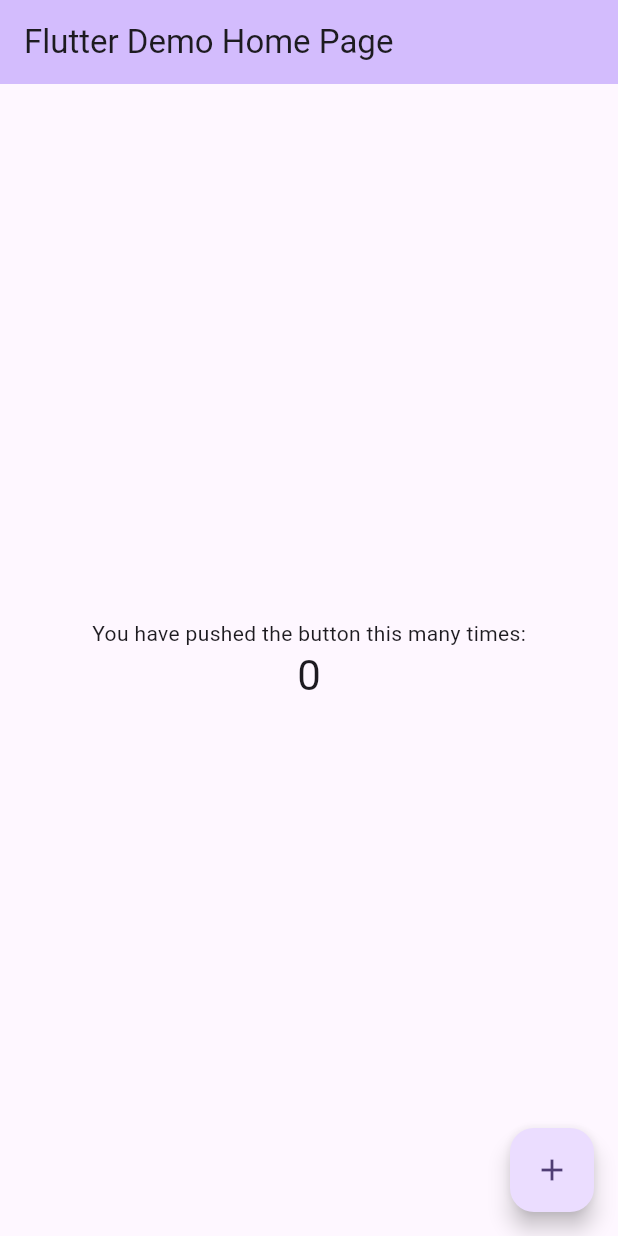
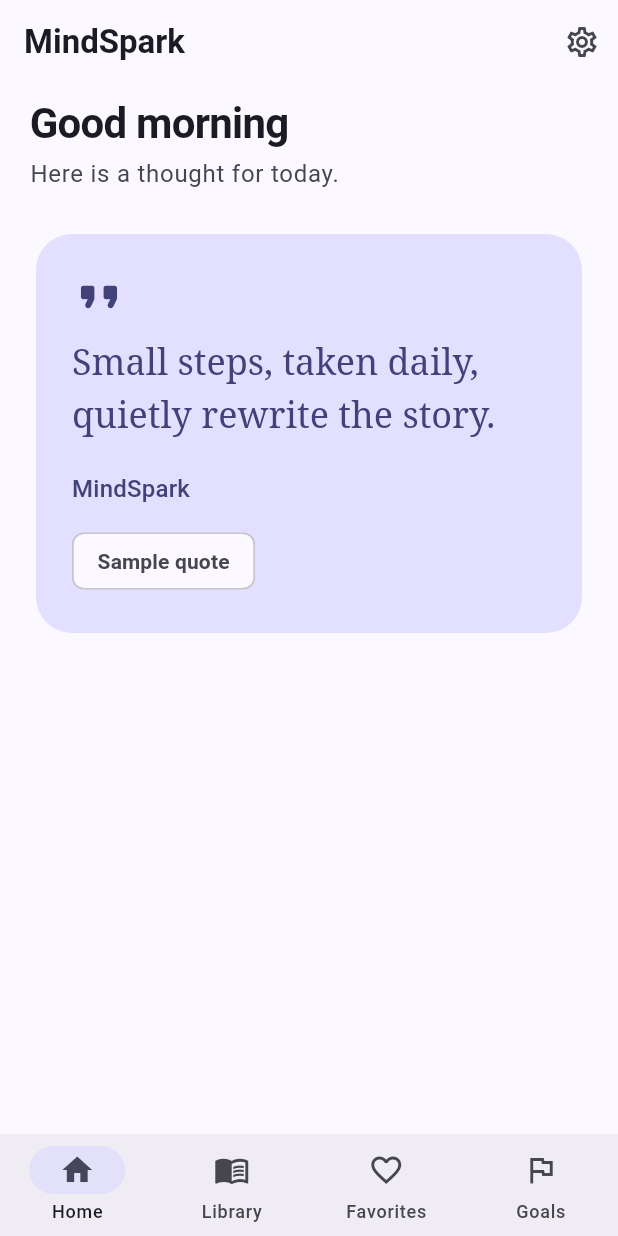
Before and after one commit to Karthikkk07/MindSpark, a Flutter app: the screen it shows after launch, on a phone screen of 412 x 824 dp. Run offline on Flutter 3.47's test engine with Material 3 defaults, Android fonts, the phone set to English and light mode, and no system bars; our stand-ins replace flutter_riverpod, go_router.

Commit message:
feat: add Material 3 theme, Riverpod and bottom navigation shell

```diff
--- /dev/null
+++ b/lib/app.dart
@@ -0,0 +1,25 @@
+import 'package:flutter/material.dart';
+import 'package:flutter_riverpod/flutter_riverpod.dart';
+
+import 'core/router/app_router.dart';
+import 'core/theme/app_theme.dart';
+import 'core/theme/theme_controller.dart';
+
+class MindSparkApp extends ConsumerWidget {
+  const MindSparkApp({super.key});
+
+  @override
+  Widget build(BuildContext context, WidgetRef ref) {
+    final themeMode = ref.watch(themeModeProvider);
+    final router = ref.watch(routerProvider);
+
+    return MaterialApp.router(
+      title: 'MindSpark',
+      debugShowCheckedModeBanner: false,
+      theme: AppTheme.light(),
+      darkTheme: AppTheme.dark(),
+      themeMode: themeMode,
+      routerConfig: router,
+    );
+  }
+}
--- /dev/null
+++ b/lib/core/router/app_routes.dart
@@ -0,0 +1,10 @@
+/// Route paths used across the app.
+class AppRoutes {
+  AppRoutes._();
+
+  static const home = '/home';
+  static const library = '/library';
+  static const favorites = '/favorites';
+  static const goals = '/goals';
+  static const settings = '/settings';
+}
--- /dev/null
+++ b/lib/core/shell/main_shell.dart
@@ -0,0 +1,45 @@
+import 'package:flutter/material.dart';
+import 'package:go_router/go_router.dart';
+
+/// Scaffold with the bottom navigation bar shared by the four main tabs.
+class MainShell extends StatelessWidget {
+  const MainShell({super.key, required this.navigationShell});
+
+  final StatefulNavigationShell navigationShell;
+
+  @override
+  Widget build(BuildContext context) {
+    return Scaffold(
+      body: navigationShell,
+      bottomNavigationBar: NavigationBar(
+        selectedIndex: navigationShell.currentIndex,
+        onDestinationSelected: (index) => navigationShell.goBranch(
+          index,
+          initialLocation: index == navigationShell.currentIndex,
+        ),
+        destinations: const [
+          NavigationDestination(
+            icon: Icon(Icons.home_outlined),
+            selectedIcon: Icon(Icons.home),
+            label: 'Home',
+          ),
+          NavigationDestination(
+            icon: Icon(Icons.menu_book_outlined),
+            selectedIcon: Icon(Icons.menu_book),
+            label: 'Library',
+          ),
+          NavigationDestination(
+            icon: Icon(Icons.favorite_border),
+            selectedIcon: Icon(Icons.favorite),
+            label: 'Favorites',
+          ),
+          NavigationDestination(
+            icon: Icon(Icons.flag_outlined),
+            selectedIcon: Icon(Icons.flag),
+            label: 'Goals',
+          ),
+        ],
+      ),
+    );
+  }
+}
--- /dev/null
+++ b/lib/core/theme/app_theme.dart
@@ -0,0 +1,62 @@
+import 'package:flutter/material.dart';
+
+/// Central place for MindSpark's look and feel.
+class AppTheme {
+  AppTheme._();
+
+  /// Change this one colour to re-theme the whole app.
+  static const Color seedColor = Color(0xFF4F46E5);
+
+  /// Generic family name; resolved by the device. Replaced by a bundled font later.
+  static const String quoteFontFamily = 'serif';
+
+  static ThemeData light() => _build(Brightness.light);
+  static ThemeData dark() => _build(Brightness.dark);
+
+  static ThemeData _build(Brightness brightness) {
+    final scheme = ColorScheme.fromSeed(
+      seedColor: seedColor,
+      brightness: brightness,
+    );
+    final base = ThemeData(useMaterial3: true, colorScheme: scheme);
+    final t = base.textTheme;
+
+    return base.copyWith(
+      scaffoldBackgroundColor: scheme.surface,
+      textTheme: t.copyWith(
+        headlineMedium: t.headlineMedium?.copyWith(
+          fontWeight: FontWeight.w700,
+          letterSpacing: -0.5,
+        ),
+        headlineSmall: t.headlineSmall?.copyWith(fontWeight: FontWeight.w600),
+        titleLarge: t.titleLarge?.copyWith(fontWeight: FontWeight.w600),
+        bodyLarge: t.bodyLarge?.copyWith(height: 1.5),
+        bodyMedium: t.bodyMedium?.copyWith(height: 1.45),
+        labelLarge: t.labelLarge?.copyWith(fontWeight: FontWeight.w600),
+      ),
+      navigationBarTheme: NavigationBarThemeData(
+        height: 68,
+        labelBehavior: NavigationDestinationLabelBehavior.alwaysShow,
+        indicatorColor: scheme.secondaryContainer,
+      ),
+      filledButtonTheme: FilledButtonThemeData(
+        style: FilledButton.styleFrom(
+          minimumSize: const Size(64, 48),
+          shape: RoundedRectangleBorder(
+            borderRadius: BorderRadius.circular(14),
+          ),
+        ),
+      ),
+    );
+  }
+
+  /// Text style used for quote text everywhere in the app.
+  static TextStyle quoteStyle(BuildContext context) {
+    final base = Theme.of(context).textTheme.headlineSmall ?? const TextStyle();
+    return base.copyWith(
+      fontFamily: quoteFontFamily,
+      fontWeight: FontWeight.w500,
+      height: 1.45,
+    );
+  }
+}
--- /dev/null
+++ b/lib/core/theme/theme_controller.dart
@@ -0,0 +1,13 @@
+import 'package:flutter/material.dart';
+import 'package:flutter_riverpod/flutter_riverpod.dart';
+
+/// Holds the user's chosen theme mode (system, light or dark).
+class ThemeModeController extends Notifier<ThemeMode> {
+  @override
+  ThemeMode build() => ThemeMode.system;
+
+  void setMode(ThemeMode mode) => state = mode;
+}
+
+final themeModeProvider =
+    NotifierProvider<ThemeModeController, ThemeMode>(ThemeModeController.new);
--- /dev/null
+++ b/lib/features/favorites/favorites_screen.dart
@@ -0,0 +1,14 @@
+import 'package:flutter/material.dart';
+
+import '../../core/widgets/placeholder_screen.dart';
+
+class FavoritesScreen extends StatelessWidget {
+  const FavoritesScreen({super.key});
+
+  @override
+  Widget build(BuildContext context) => const PlaceholderScreen(
+        title: 'Favorites',
+        icon: Icons.favorite_border,
+        message: 'Quotes you save will appear here.',
+      );
+}
--- /dev/null
+++ b/lib/features/goals/goals_screen.dart
@@ -0,0 +1,14 @@
+import 'package:flutter/material.dart';
+
+import '../../core/widgets/placeholder_screen.dart';
+
+class GoalsScreen extends StatelessWidget {
+  const GoalsScreen({super.key});
+
+  @override
+  Widget build(BuildContext context) => const PlaceholderScreen(
+        title: 'Goals',
+        icon: Icons.flag_outlined,
+        message: 'Your goals and streaks will live here.',
+      );
+}
--- /dev/null
+++ b/lib/features/home/home_screen.dart
@@ -0,0 +1,85 @@
+import 'package:flutter/material.dart';
+import 'package:go_router/go_router.dart';
+
+import '../../core/router/app_routes.dart';
+import '../../core/theme/app_theme.dart';
+
+class HomeScreen extends StatelessWidget {
+  const HomeScreen({super.key});
+
+  static String _greeting() {
+    final hour = DateTime.now().hour;
+    if (hour < 12) return 'Good morning';
+    if (hour < 17) return 'Good afternoon';
+    return 'Good evening';
+  }
+
+  @override
+  Widget build(BuildContext context) {
+    final theme = Theme.of(context);
+    final scheme = theme.colorScheme;
+
+    return Scaffold(
+      appBar: AppBar(
+        title: const Text('MindSpark'),
+        actions: [
+          IconButton(
+            tooltip: 'Settings',
+            icon: const Icon(Icons.settings_outlined),
+            onPressed: () => context.push(AppRoutes.settings),
+          ),
+        ],
+      ),
+      body: ListView(
+        padding: const EdgeInsets.fromLTRB(20, 8, 20, 24),
+        children: [
+          Text(_greeting(), style: theme.textTheme.headlineMedium),
+          const SizedBox(height: 4),
+          Text(
+            'Here is a thought for today.',
+            style: theme.textTheme.bodyLarge?.copyWith(
+              color: scheme.onSurfaceVariant,
+            ),
+          ),
+          const SizedBox(height: 24),
+          Card(
+            elevation: 0,
+            color: scheme.primaryContainer,
+            shape: RoundedRectangleBorder(
+              borderRadius: BorderRadius.circular(24),
+            ),
+            child: Padding(
+              padding: const EdgeInsets.all(24),
+              child: Column(
+                crossAxisAlignment: CrossAxisAlignment.start,
+                children: [
+                  Icon(
+                    Icons.format_quote_rounded,
+                    size: 36,
+                    color: scheme.onPrimaryContainer,
+                  ),
+                  const SizedBox(height: 8),
+                  Text(
+                    'Small steps, taken daily, quietly rewrite the story.',
+                    style: AppTheme.quoteStyle(context).copyWith(
+                      color: scheme.onPrimaryContainer,
+                    ),
+                  ),
+                  const SizedBox(height: 20),
+                  Text(
+                    'MindSpark',
+                    style: theme.textTheme.titleMedium?.copyWith(
+                      color: scheme.onPrimaryContainer,
+                    ),
+                  ),
+                  const SizedBox(height: 12),
+                  const Chip(label: Text('Sample quote')),
+                ],
+              ),
+            ),
+          ),
+        ],
+      ),
+    );
+  }
+}
--- /dev/null
+++ b/lib/features/quotes/library_screen.dart
@@ -0,0 +1,15 @@
+import 'package:flutter/material.dart';
+
+import '../../core/widgets/placeholder_screen.dart';
+
+class LibraryScreen extends StatelessWidget {
+  const LibraryScreen({super.key});
+
+  @override
+  Widget build(BuildContext context) => const PlaceholderScreen(
+        title: 'Quote library',
+        icon: Icons.menu_book_outlined,
+        message: 'Browse quotes by category and search them here. '
+            'Coming in a later step.',
+      );
+}
--- a/lib/main.dart
+++ b/lib/main.dart
@@ -1,122 +1,8 @@
 import 'package:flutter/material.dart';
+import 'package:flutter_riverpod/flutter_riverpod.dart';
+
+import 'app.dart';
 
 void main() {
-  runApp(const MyApp());
+  runApp(const ProviderScope(child: MindSparkApp()));
 }
-
-class MyApp extends StatelessWidget {
-  const MyApp({super.key});
-
-  // This widget is the root of your application.
-  @override
-  Widget build(BuildContext context) {
-    return MaterialApp(
-      title: 'Flutter Demo',
-      theme: ThemeData(
-        // This is the theme of your application.
-        //
-        // TRY THIS: Try running your application with "flutter run". You'll see
-        // the application has a purple toolbar. Then, without quitting the app,
-        // try changing the seedColor in the colorScheme below to Colors.green
-        // and then invoke "hot reload" (save your changes or press the "hot
-        // reload" button in a Flutter-supported IDE, or press "r" if you used
-        // the command line to start the app).
-        //
-        // Notice that the counter didn't reset back to zero; the application
-        // state is not lost during the reload. To reset the state, use hot
-        // restart instead.
-        //
-        // This works for code too, not just values: Most code changes can be
-        // tested with just a hot reload.
-        colorScheme: .fromSeed(seedColor: Colors.deepPurple),
-      ),
-      home: const MyHomePage(title: 'Flutter Demo Home Page'),
-    );
-  }
-}
-
-class MyHomePage extends StatefulWidget {
-  const MyHomePage({super.key, required this.title});
-
-  // This widget is the home page of your application. It is stateful, meaning
-  // that it has a State object (defined below) that contains fields that affect
-  // how it looks.
-
-  // This class is the configuration for the state. It holds the values (in this
-  // case the title) provided by the parent (in this case the App widget) and
-  // used by the build method of the State. Fields in a Widget subclass are
-  // always marked "final".
-
-  final String title;
-
-  @override
-  State<MyHomePage> createState() => _MyHomePageState();
-}
-
-class _MyHomePageState extends State<MyHomePage> {
-  int _counter = 0;
-
-  void _incrementCounter() {
-    setState(() {
-      // This call to setState tells the Flutter framework that something has
-      // changed in this State, which causes it to rerun the build method below
-      // so that the display can reflect the updated values. If we changed
-      // _counter without calling setState(), then the build method would not be
-      // called again, and so nothing would appear to happen.
-      _counter++;
-    });
-  }
-
-  @override
-  Widget build(BuildContext context) {
-    // This method is rerun every time setState is called, for instance as done
-    // by the _incrementCounter method above.
-    //
-    // The Flutter framework has been optimized to make rerunning build methods
-    // fast, so that you can just rebuild anything that needs updating rather
-    // than having to individually change instances of widgets.
-    return Scaffold(
-      appBar: AppBar(
-        // TRY THIS: Try changing the color here to a specific color (to
-        // Colors.amber, perhaps?) and trigger a hot reload to see the AppBar
-        // change color while the other colors stay the same.
-        backgroundColor: Theme.of(context).colorScheme.inversePrimary,
-        // Here we take the value from the MyHomePage object that was created by
-        // the App.build method, and use it to set our appbar title.
-        title: Text(widget.title),
-      ),
-      body: Center(
-        // Center is a layout widget. It takes a single child and positions it
-        // in the middle of the parent.
-        child: Column(
-          // Column is also a layout widget. It takes a list of children and
-          // arranges them vertically. By default, it sizes itself to fit its
-          // children horizontally, and tries to be as tall as its parent.
-          //
-          // Column has various properties to control how it sizes itself and
-          // how it positions its children. Here we use mainAxisAlignment to
-          // center the children vertically; the main axis here is the vertical
-          // axis because Columns are vertical (the cross axis would be
-          // horizontal).
-          //
-          // TRY THIS: Invoke "debug painting" (choose the "Toggle Debug Paint"
-          // action in the IDE, or press "p" in the console), to see the
-          // wireframe for each widget.
-          mainAxisAlignment: .center,
-          children: [
-            const Text('You have pushed the button this many times:'),
-            Text(
-              '$_counter',
-              style: Theme.of(context).textTheme.headlineMedium,
-            ),
-          ],
-        ),
-      ),
-      floatingActionButton: FloatingActionButton(
-        onPressed: _incrementCounter,
-        tooltip: 'Increment',
-        child: const Icon(Icons.add),
-      ),
-    );
-  }
-}
--- a/pubspec.yaml
+++ b/pubspec.yaml
@@ -34,6 +34,8 @@ dependencies:
   # The following adds the Cupertino Icons font to your application.
   # Use with the CupertinoIcons class for iOS style icons.
   cupertino_icons: ^1.0.8
+  flutter_riverpod: ^3.3.2
+  go_router: ^17.5.0
 
 dev_dependencies:
   flutter_test:
```
Also changed, not shown: lib/core/router/app_router.dart (added, +59 -0 lines), lib/core/widgets/placeholder_screen.dart (added, +42 -0 lines), lib/features/settings/settings_screen.dart (added, +43 -0 lines), pubspec.lock, 1 other file.
